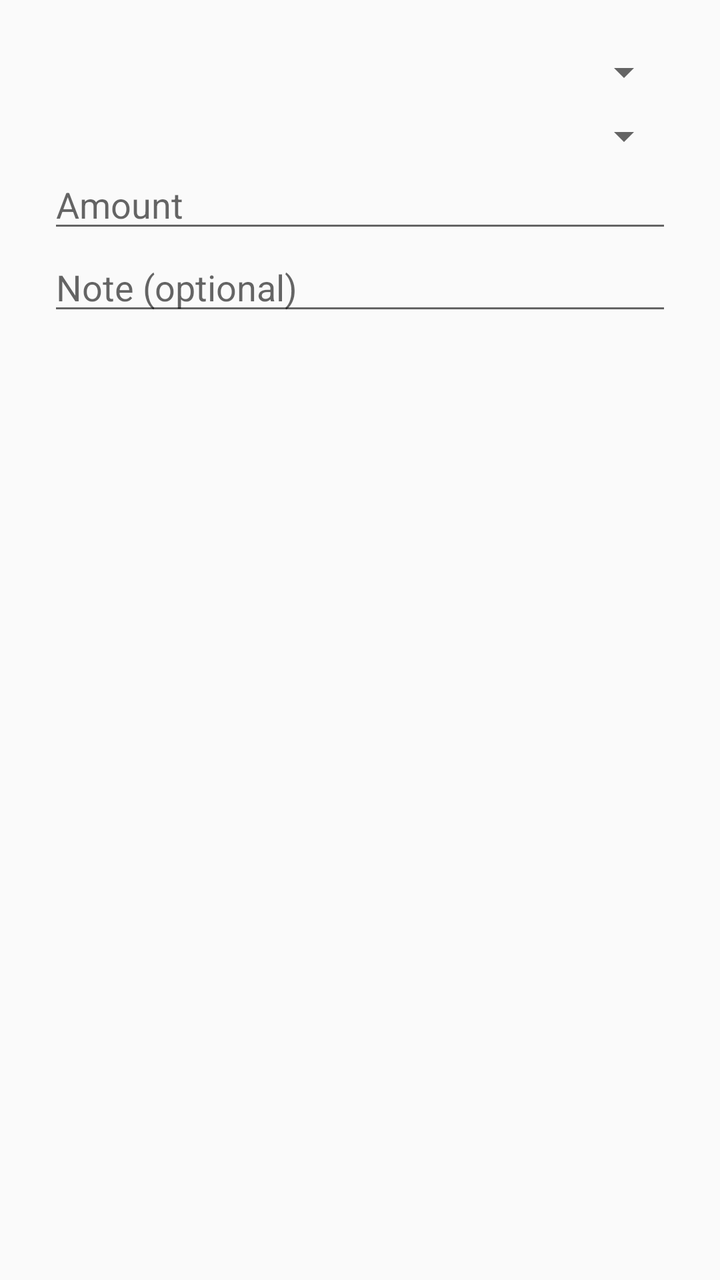
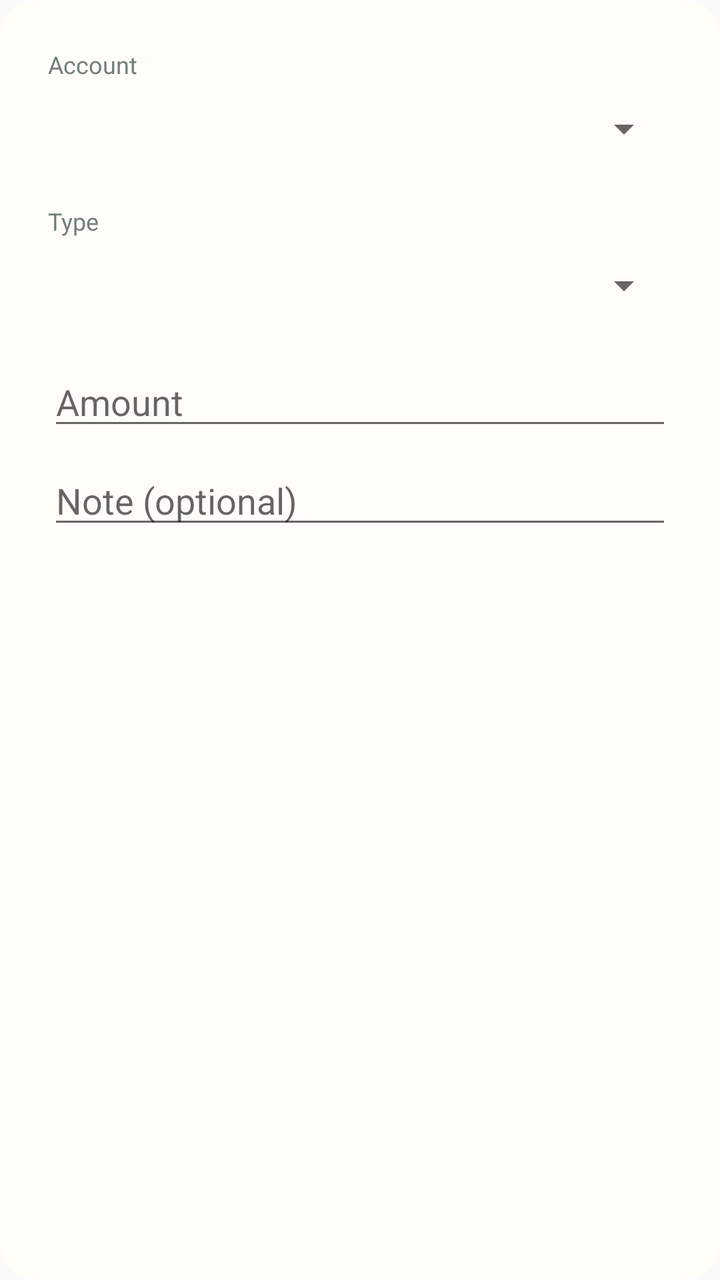

Compare the two renders of this Android layout. The source of the first and the diff that turns it into the second are given below.
<!-- AndroidManifest.xml: application theme Theme.App -->
<!-- res/layout/dialog_add_transaction.xml -->
<?xml version="1.0" encoding="utf-8"?>
<LinearLayout xmlns:android="http://schemas.android.com/apk/res/android"
    android:layout_width="match_parent" android:layout_height="wrap_content"
    android:orientation="vertical" android:padding="24dp">
    <Spinner android:id="@+id/transaction_account" android:layout_width="match_parent" android:layout_height="wrap_content" />
    <Spinner android:id="@+id/transaction_type" android:layout_width="match_parent" android:layout_height="wrap_content" android:layout_marginTop="8dp" />
    <EditText android:id="@+id/transaction_amount" android:layout_width="match_parent" android:layout_height="wrap_content" android:hint="@string/transaction_amount" android:inputType="numberDecimal" />
    <EditText android:id="@+id/transaction_note" android:layout_width="match_parent" android:layout_height="wrap_content" android:hint="@string/transaction_note" android:inputType="text" />
</LinearLayout>
<!-- resources referenced by this layout -->
<resources>
  <string name="transaction_amount">Amount</string>
  <string name="transaction_note">Note (optional)</string>
  <style name="Theme.App" parent="android:Theme.Material.Light.NoActionBar">
          <item name="android:colorPrimary">@color/primary</item>
          <item name="android:colorAccent">@color/lumen_accent</item>
          <item name="android:windowLightStatusBar">true</item>
          <item name="android:statusBarColor">@color/lumen_background</item>
          <item name="android:navigationBarColor">@color/lumen_background</item>
          <item name="android:windowLightNavigationBar">true</item>
      </style>
  <color name="primary">#087F6D</color>
  <color name="lumen_accent">#176B55</color>
  <color name="lumen_background">#F4F1EA</color>
</resources>

<!-- the commit's change to res/layout/dialog_add_transaction.xml (unified diff, before → after) -->
@@ -1,9 +1,9 @@
 <?xml version="1.0" encoding="utf-8"?>
-<LinearLayout xmlns:android="http://schemas.android.com/apk/res/android"
-    android:layout_width="match_parent" android:layout_height="wrap_content"
-    android:orientation="vertical" android:padding="24dp">
-    <Spinner android:id="@+id/transaction_account" android:layout_width="match_parent" android:layout_height="wrap_content" />
-    <Spinner android:id="@+id/transaction_type" android:layout_width="match_parent" android:layout_height="wrap_content" android:layout_marginTop="8dp" />
-    <EditText android:id="@+id/transaction_amount" android:layout_width="match_parent" android:layout_height="wrap_content" android:hint="@string/transaction_amount" android:inputType="numberDecimal" />
-    <EditText android:id="@+id/transaction_note" android:layout_width="match_parent" android:layout_height="wrap_content" android:hint="@string/transaction_note" android:inputType="text" />
+<LinearLayout xmlns:android="http://schemas.android.com/apk/res/android" android:layout_width="match_parent" android:layout_height="wrap_content" android:background="@drawable/action_tile_background" android:orientation="vertical" android:padding="24dp">
+    <TextView android:layout_width="wrap_content" android:layout_height="wrap_content" android:text="@string/transaction_account" android:textColor="@color/lumen_muted" android:textSize="12sp" />
+    <Spinner android:id="@+id/transaction_account" android:layout_width="match_parent" android:layout_height="48dp" />
+    <TextView android:layout_width="wrap_content" android:layout_height="wrap_content" android:layout_marginTop="14dp" android:text="@string/transaction_type" android:textColor="@color/lumen_muted" android:textSize="12sp" />
+    <Spinner android:id="@+id/transaction_type" android:layout_width="match_parent" android:layout_height="48dp" />
+    <EditText android:id="@+id/transaction_amount" android:layout_width="match_parent" android:layout_height="wrap_content" android:layout_marginTop="12dp" android:hint="@string/transaction_amount" android:inputType="numberDecimal" android:singleLine="true" />
+    <EditText android:id="@+id/transaction_note" android:layout_width="match_parent" android:layout_height="wrap_content" android:layout_marginTop="8dp" android:hint="@string/transaction_note" android:inputType="text" android:singleLine="true" />
 </LinearLayout>
<!-- resource entries referenced after the edit -->
@@ -1,16 +1,26 @@
 <!-- resources referenced by this layout -->
 <resources>
+  <color name="lumen_muted">#718078</color>
+  <!-- drawable action_tile_background (drawable) -->
+  <?xml version="1.0" encoding="utf-8"?>
+  <shape xmlns:android="http://schemas.android.com/apk/res/android">
+      <solid android:color="@color/lumen_surface" />
+      <corners android:radius="@dimen/card_radius" />
+  </shape>
+  <string name="transaction_account">Account</string>
   <string name="transaction_amount">Amount</string>
   <string name="transaction_note">Note (optional)</string>
+  <string name="transaction_type">Type</string>
   <style name="Theme.App" parent="android:Theme.Material.Light.NoActionBar">
-          <item name="android:colorPrimary">@color/primary</item>
+          <item name="android:colorPrimary">@color/lumen_accent</item>
           <item name="android:colorAccent">@color/lumen_accent</item>
           <item name="android:windowLightStatusBar">true</item>
           <item name="android:statusBarColor">@color/lumen_background</item>
-          <item name="android:navigationBarColor">@color/lumen_background</item>
+          <item name="android:navigationBarColor">@color/lumen_surface</item>
           <item name="android:windowLightNavigationBar">true</item>
       </style>
-  <color name="primary">#087F6D</color>
+  <color name="lumen_surface">#FFFDF8</color>
+  <dimen name="card_radius">18dp</dimen>
   <color name="lumen_accent">#176B55</color>
   <color name="lumen_background">#F4F1EA</color>
 </resources>
